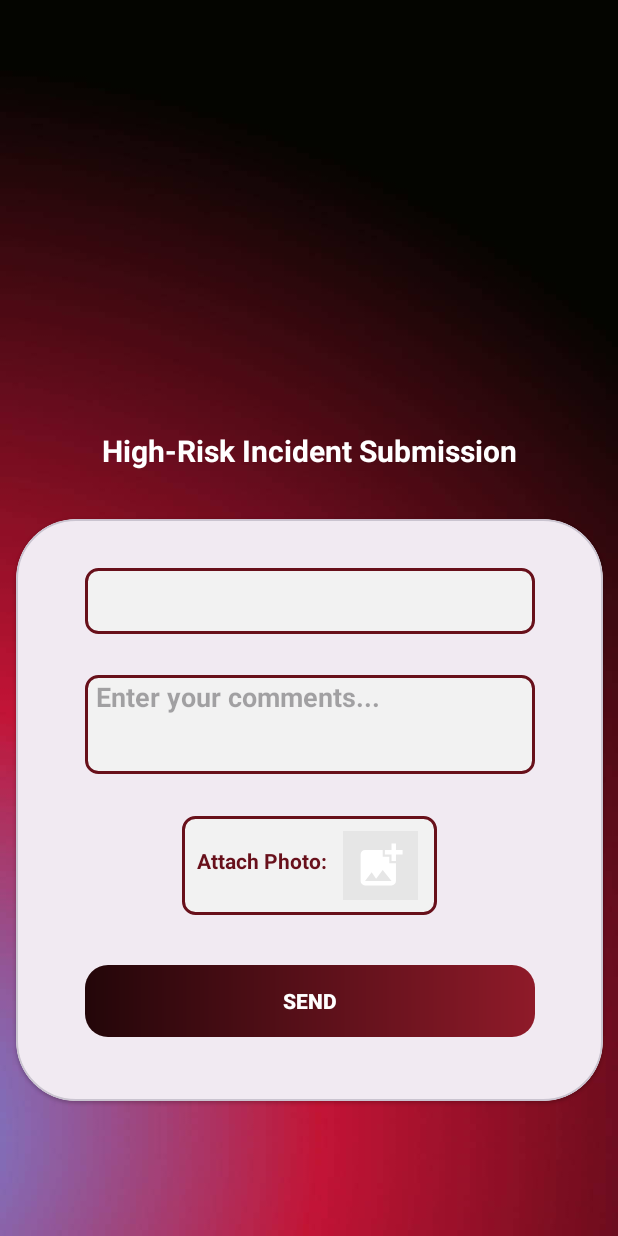
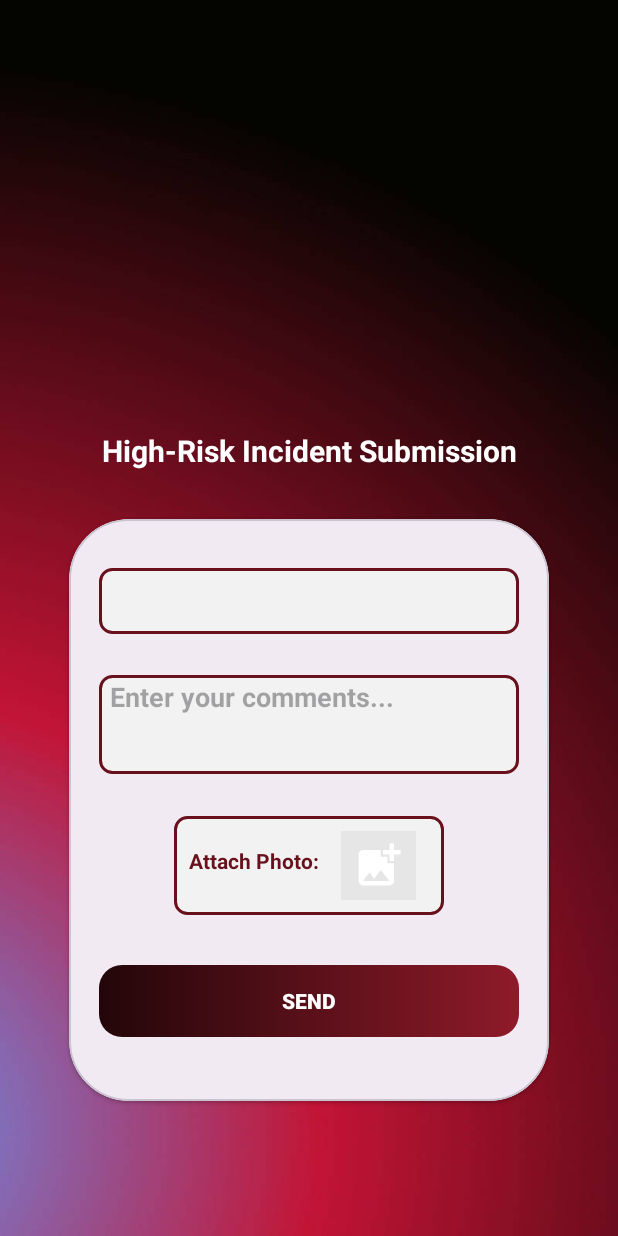
Before and after one commit to georgtsak/smart_alert_android, an Android app: the layout users1.xml on its own in the app's theme, with its tools: preview values and no code run, on a phone screen of 412 x 824 dp. Run offline under Robolectric (Android 15) with nearby library versions, the phone set to English and light mode, and no system bars.

Commit message:
Updated UI

```diff
--- a/app/src/main/AndroidManifest.xml
+++ b/app/src/main/AndroidManifest.xml
@@ -16,8 +16,7 @@
             android:name=".Index"
             android:exported="false" />
         <activity
-            android:name=".Users1Activity"
-            android:windowSoftInputMode="adjustPan"
+            android:name=".MainActivity"
             android:exported="true">
             <intent-filter>
                 <action android:name="android.intent.action.MAIN" />
@@ -26,7 +25,8 @@
             </intent-filter>
         </activity>
         <activity
-            android:name=".MainActivity"
+            android:name=".Users1Activity"
+            android:windowSoftInputMode="adjustPan"
             android:exported="false"></activity>
     </application>
 
--- a/app/src/main/res/layout/users1.xml
+++ b/app/src/main/res/layout/users1.xml
@@ -8,10 +8,10 @@
     tools:context=".Users1Activity">
 
     <TextView
-        android:id="@+id/textView"
+        android:id="@+id/submission_title"
         android:layout_width="wrap_content"
         android:layout_height="wrap_content"
-        android:text="Ηigh-Risk Incident Submission"
+        android:text="@string/submission_title"
         android:textColor="@color/white"
         android:textSize="20sp"
         android:textStyle="bold"
@@ -33,15 +33,14 @@
     <com.google.android.material.card.MaterialCardView
         android:id="@+id/materialCardView"
         style="@style/custom3"
-        android:layout_width="391dp"
+        android:layout_width="320dp"
         android:layout_height="388dp"
-        android:layout_marginStart="10dp"
+        android:layout_marginStart="15dp"
         android:layout_marginTop="150dp"
-        android:layout_marginEnd="10dp"
+        android:layout_marginEnd="15dp"
         android:layout_marginBottom="90dp"
         app:layout_constraintBottom_toBottomOf="parent"
         app:layout_constraintEnd_toEndOf="parent"
-        app:layout_constraintHorizontal_bias="1.0"
         app:layout_constraintStart_toEndOf="@+id/guideline"
         app:layout_constraintStart_toStartOf="parent"
         app:layout_constraintTop_toTopOf="@+id/guideline"
@@ -55,7 +54,7 @@
             <Spinner
                 android:id="@+id/spinner1"
                 style="@style/spinner_style"
-                android:layout_width="300dp"
+                android:layout_width="280dp"
                 android:layout_height="44dp"
                 android:layout_marginTop="20dp"
                 android:layout_marginBottom="15dp"
@@ -68,7 +67,7 @@
 
             <EditText
                 android:id="@+id/comments"
-                android:layout_width="300dp"
+                android:layout_width="280dp"
                 android:layout_height="66dp"
                 android:layout_marginBottom="15dp"
                 android:autofillHints=""
@@ -90,7 +89,7 @@
 
             <RelativeLayout
                 android:id="@id/relative_layout_image"
-                android:layout_width="170dp"
+                android:layout_width="180dp"
                 android:layout_height="66dp"
                 android:layout_marginBottom="15dp"
                 android:background="@drawable/custom1"
@@ -105,7 +104,7 @@
                     android:layout_height="wrap_content"
                     android:layout_marginStart="10dp"
                     android:layout_marginTop="20dp"
-                    android:layout_marginEnd="5dp"
+                    android:layout_marginEnd="7dp"
                     android:layout_marginBottom="20dp"
                     android:text="Attach Photo:"
                     android:textColor="@color/darkred1"
@@ -115,7 +114,7 @@
                     android:id="@+id/photoImageView"
                     android:layout_width="50dp"
                     android:layout_height="50dp"
-                    android:layout_marginStart="5dp"
+                    android:layout_marginStart="7dp"
                     android:layout_marginTop="10dp"
                     android:layout_marginEnd="10dp"
                     android:layout_marginBottom="10dp"
@@ -128,7 +127,7 @@
 
             <android.widget.Button
                 android:id="@+id/button1"
-                android:layout_width="300dp"
+                android:layout_width="280dp"
                 android:layout_height="48dp"
                 android:layout_marginTop="6dp"
                 android:layout_marginBottom="4dp"
--- a/app/src/main/res/values/strings.xml
+++ b/app/src/main/res/values/strings.xml
@@ -12,4 +12,5 @@
     <string name="hello">Hello</string>
     <string name="comments_details">Enter your comments...</string>
     <string name="send">Send</string>
+    <string name="submission_title">Ηigh-Risk Incident Submission</string>
 </resources>
```
Also changed, not shown: app/src/main/res/layout/activity_index.xml (+9 -10 lines), app/src/main/res/layout/activity_main.xml (+15 -13 lines).
